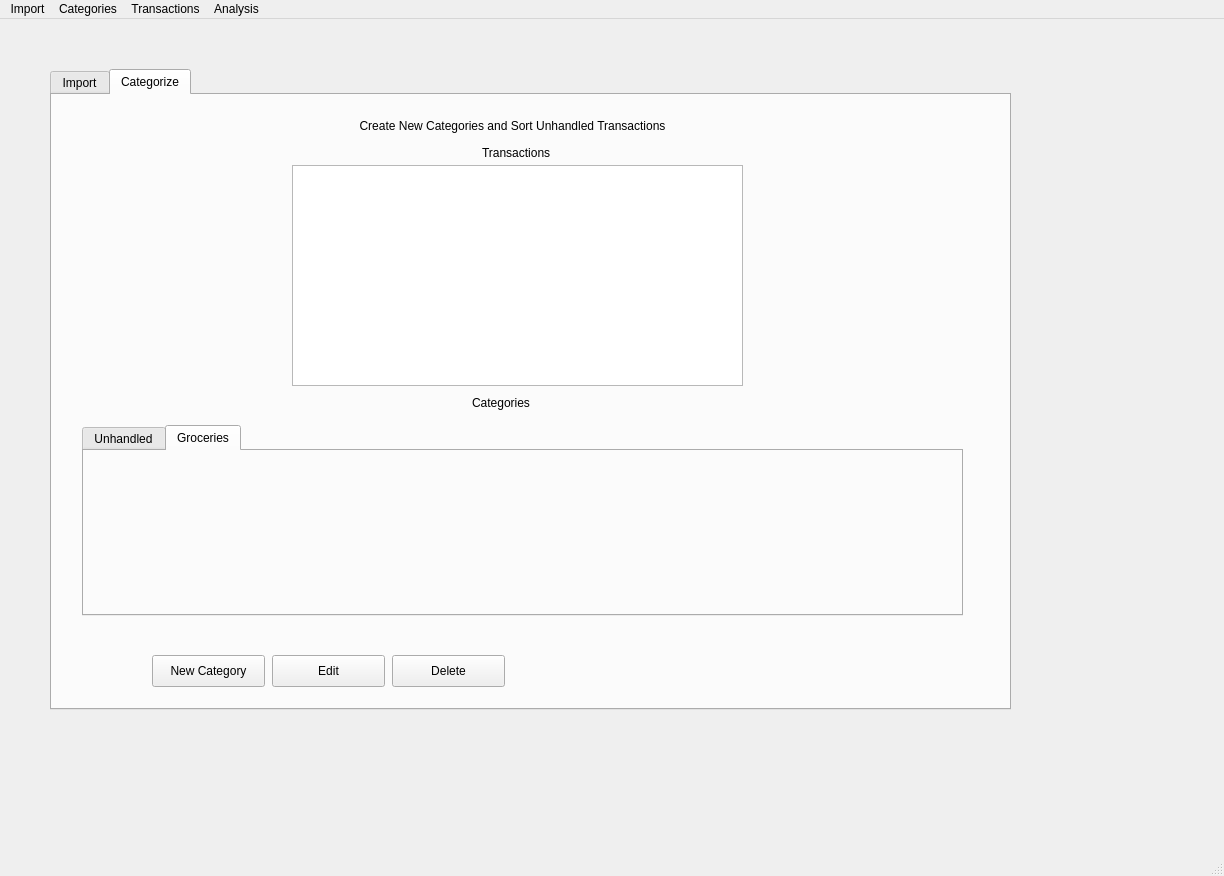
Before: the Qt Designer form window.ui in robscott1/TransactionSorter, drawn with Qt 5.
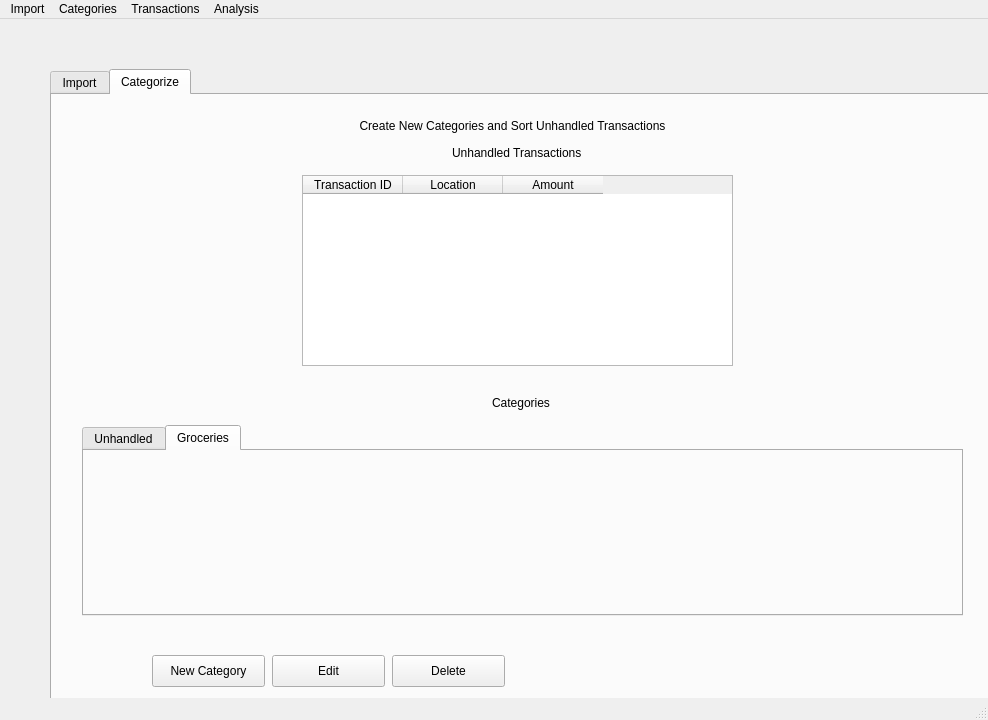
After: the same form once the commit is applied. The open tabs and pages were chosen to show the change.

Commit message: Made unhandledTransactions list into a table. This was already done but now I changed it at the .ui level and adjusted how the information is printed into the table. This should help us update it once something is dragged out of the unhandled widget.

What changed in the file:
```diff
--- a/window.ui
+++ b/window.ui
@@ -6,8 +6,8 @@
    <rect>
     <x>0</x>
     <y>0</y>
-    <width>1224</width>
-    <height>876</height>
+    <width>988</width>
+    <height>720</height>
    </rect>
   </property>
   <property name="windowTitle">
@@ -127,7 +127,7 @@
      <widget class="QLabel" name="listLabel">
       <property name="geometry">
        <rect>
-        <x>420</x>
+        <x>440</x>
         <y>300</y>
         <width>71</width>
         <height>16</height>
@@ -163,30 +163,17 @@
        <string>Edit</string>
       </property>
      </widget>
-     <widget class="QListWidget" name="unhandledTransactionsList">
-      <property name="geometry">
-       <rect>
-        <x>240</x>
-        <y>70</y>
-        <width>451</width>
-        <height>221</height>
-       </rect>
-      </property>
-      <property name="dragEnabled">
-       <bool>true</bool>
-      </property>
-     </widget>
      <widget class="QLabel" name="label">
       <property name="geometry">
        <rect>
-        <x>430</x>
+        <x>400</x>
         <y>50</y>
-        <width>91</width>
+        <width>151</width>
         <height>16</height>
        </rect>
       </property>
       <property name="text">
-       <string>Transactions</string>
+       <string>Unhandled Transactions</string>
       </property>
      </widget>
      <widget class="QTabWidget" name="categoryWidget">
@@ -215,6 +202,31 @@
        </attribute>
       </widget>
      </widget>
+     <widget class="QTableWidget" name="tableWidget">
+      <property name="geometry">
+       <rect>
+        <x>250</x>
+        <y>80</y>
+        <width>431</width>
+        <height>191</height>
+       </rect>
+      </property>
+      <column>
+       <property name="text">
+        <string>Transaction ID</string>
+       </property>
+      </column>
+      <column>
+       <property name="text">
+        <string>Location</string>
+       </property>
+      </column>
+      <column>
+       <property name="text">
+        <string>Amount</string>
+       </property>
+      </column>
+     </widget>
     </widget>
    </widget>
   </widget>
@@ -223,7 +235,7 @@
     <rect>
      <x>0</x>
      <y>0</y>
-     <width>1224</width>
+     <width>988</width>
      <height>22</height>
     </rect>
    </property>
```
Left out of the diff: 2 changed lines with no effect on the pictures. The commit also changes 1 other file.
